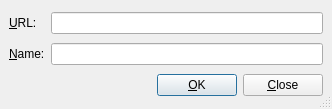
Old version of the form src/frontends/qt4/ui/HyperlinkUi.ui in the repository cburschka/lyx.
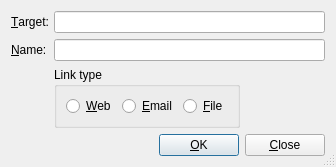
New version of the form.

Patch:
```diff
--- a/src/frontends/qt4/ui/HyperlinkUi.ui
+++ b/src/frontends/qt4/ui/HyperlinkUi.ui
@@ -5,8 +5,8 @@
    <rect>
     <x>0</x>
     <y>0</y>
-    <width>332</width>
-    <height>109</height>
+    <width>336</width>
+    <height>155</height>
    </rect>
   </property>
   <property name="windowTitle" >
@@ -16,25 +16,26 @@
    <bool>true</bool>
   </property>
   <layout class="QGridLayout" >
-   <property name="margin" >
-    <number>9</number>
-   </property>
-   <property name="spacing" >
-    <number>6</number>
-   </property>
    <item row="0" column="0" >
     <widget class="QLabel" name="urlLA" >
      <property name="toolTip" >
       <string>URL</string>
      </property>
      <property name="text" >
-      <string>&amp;URL:</string>
+      <string>&amp;Target:</string>
      </property>
      <property name="buddy" >
       <cstring>urlED</cstring>
      </property>
     </widget>
    </item>
+   <item row="0" column="1" colspan="2" >
+    <widget class="QLineEdit" name="urlED" >
+     <property name="toolTip" >
+      <string>URL</string>
+     </property>
+    </widget>
+   </item>
    <item row="1" column="0" >
     <widget class="QLabel" name="nameLA" >
      <property name="toolTip" >
@@ -48,28 +49,94 @@
      </property>
     </widget>
    </item>
-   <item row="1" column="1" >
+   <item row="1" column="1" colspan="2" >
     <widget class="QLineEdit" name="nameED" >
      <property name="toolTip" >
       <string>Name associated with the URL</string>
      </property>
     </widget>
    </item>
-   <item row="0" column="1" >
-    <widget class="QLineEdit" name="urlED" >
+   <item row="2" column="1" >
+    <widget class="QGroupBox" name="TypeGB" >
      <property name="toolTip" >
       <string>URL</string>
      </property>
+     <property name="title" >
+      <string>Link type</string>
+     </property>
+     <layout class="QGridLayout" >
+      <item row="0" column="0" >
+       <widget class="QRadioButton" name="WebRB" >
+        <property name="toolTip" >
+         <string>&lt;html>&lt;head>&lt;meta name="qrichtext" content="1" />&lt;style type="text/css">
+p, li { white-space: pre-wrap; }
+&lt;/style>&lt;/head>&lt;body style=" font-family:'MS Shell Dlg 2'; font-size:8.25pt; font-weight:400; font-style:normal;">
+&lt;p style=" margin-top:0px; margin-bottom:0px; margin-left:0px; margin-right:0px; -qt-block-indent:0; text-indent:0px; font-size:8pt;">Link to the web or to every other target&lt;/p>&lt;/body>&lt;/html></string>
+        </property>
+        <property name="text" >
+         <string>&amp;Web</string>
+        </property>
+       </widget>
+      </item>
+      <item row="0" column="1" >
+       <widget class="QRadioButton" name="EmailRB" >
+        <property name="toolTip" >
+         <string>&lt;html>&lt;head>&lt;meta name="qrichtext" content="1" />&lt;style type="text/css">
+p, li { white-space: pre-wrap; }
+&lt;/style>&lt;/head>&lt;body style=" font-family:'MS Shell Dlg 2'; font-size:8.25pt; font-weight:400; font-style:normal;">
+&lt;p style=" margin-top:0px; margin-bottom:0px; margin-left:0px; margin-right:0px; -qt-block-indent:0; text-indent:0px; font-size:8pt;">Link to an email address&lt;/p>&lt;/body>&lt;/html></string>
+        </property>
+        <property name="text" >
+         <string>&amp;Email</string>
+        </property>
+       </widget>
+      </item>
+      <item row="0" column="2" >
+       <widget class="QRadioButton" name="FileRB" >
+        <property name="toolTip" >
+         <string>&lt;html>&lt;head>&lt;meta name="qrichtext" content="1" />&lt;style type="text/css">
+p, li { white-space: pre-wrap; }
+&lt;/style>&lt;/head>&lt;body style=" font-family:'MS Shell Dlg 2'; font-size:8.25pt; font-weight:400; font-style:normal;">
+&lt;p style=" margin-top:0px; margin-bottom:0px; margin-left:0px; margin-right:0px; -qt-block-indent:0; text-indent:0px;">Link to a file&lt;/p>&lt;/body>&lt;/html></string>
+        </property>
+        <property name="text" >
+         <string>&amp;File</string>
+        </property>
+       </widget>
+      </item>
+     </layout>
     </widget>
    </item>
-   <item row="2" column="0" colspan="2" >
+   <item row="2" column="2" >
+    <spacer>
+     <property name="orientation" >
+      <enum>Qt::Horizontal</enum>
+     </property>
+     <property name="sizeHint" >
+      <size>
+       <width>40</width>
+       <height>20</height>
+      </size>
+     </property>
+    </spacer>
+   </item>
+   <item row="3" column="0" colspan="3" >
     <layout class="QHBoxLayout" >
-     <property name="margin" >
-      <number>0</number>
-     </property>
      <property name="spacing" >
       <number>6</number>
      </property>
+     <property name="leftMargin" >
+      <number>0</number>
+     </property>
+     <property name="topMargin" >
+      <number>0</number>
+     </property>
+     <property name="rightMargin" >
+      <number>0</number>
+     </property>
+     <property name="bottomMargin" >
+      <number>0</number>
+     </property>
      <item>
       <spacer>
        <property name="orientation" >
```
Left out of the diff: 8 changed lines with no effect on the pictures.
